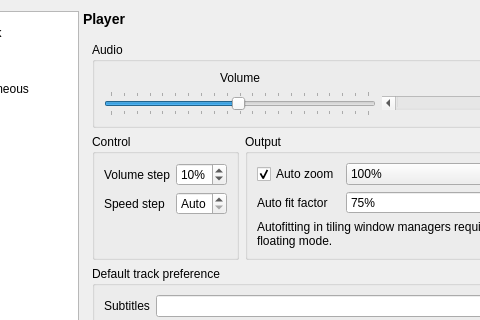
This is settingswindow.ui in mpc-qt/mpc-qt as Qt 5 draws it before an edit; both pictures show x 82 to 562 and y 0 to 320 of the 767 by 787 pixel window. The edited form follows.
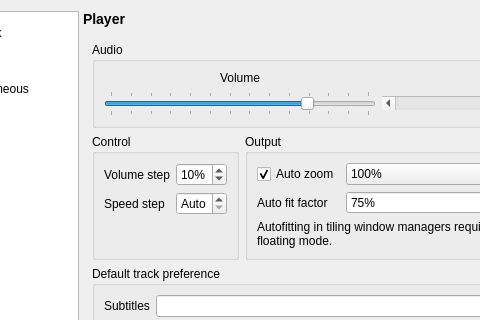
This is the edited form.

Commit message:
mainwindow,settingswindow: set maximum volume to 130%
Muh vlc is louder meme.

Diff of the .ui file:
```diff
--- a/settingswindow.ui
+++ b/settingswindow.ui
@@ -729,7 +729,7 @@
               <item row="1" column="0">
                <widget class="QSlider" name="playbackVolume">
                 <property name="maximum">
-                 <number>200</number>
+                 <number>130</number>
                 </property>
                 <property name="value">
                  <number>99</number>
```
The commit also changes 1 other file.
